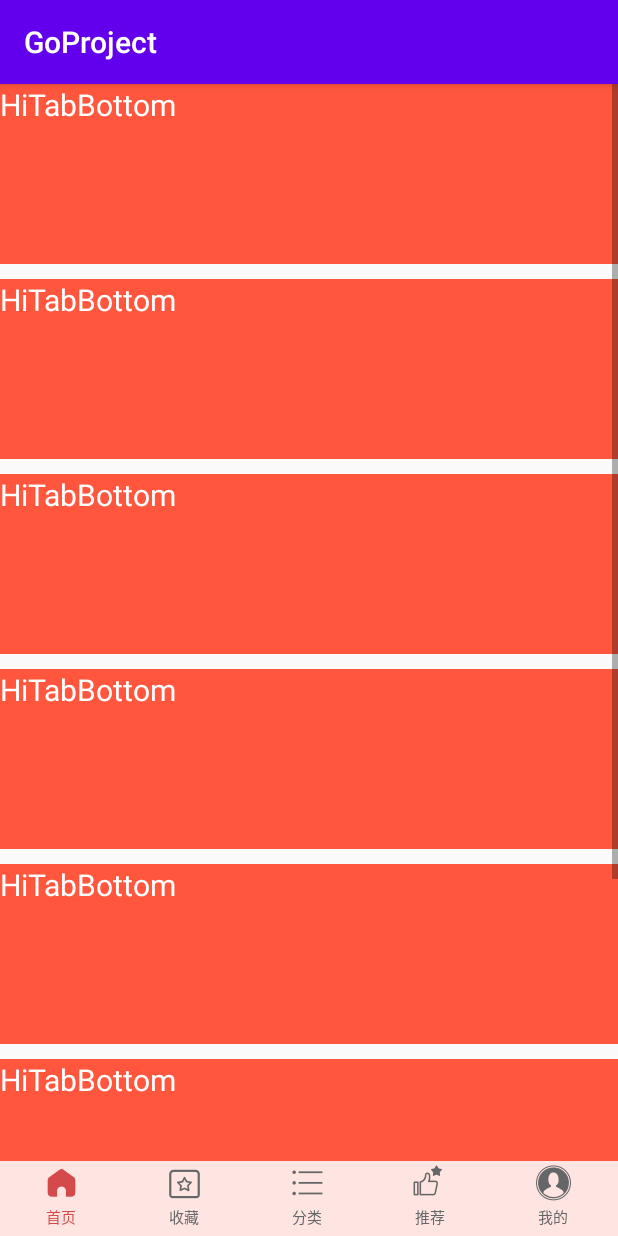
After one commit to GORDENyou/GoProject, an Android app: the GoTabBottomDemoActivity screen opened directly, with no data from a screen before it, on a phone screen of 412 x 824 dp. The commit adds this screen. Run offline under Robolectric (Android 15) with nearby library versions, the phone set to English and light mode, and no system bars.

Commit message:
1.了解了TabBottom 的实现逻辑，解决了一些基本问题Bug。 2.现在需要底部点击突出图标的效果。希望自己先手动实现下！

```diff
--- a/app/build.gradle
+++ b/app/build.gradle
@@ -31,6 +31,7 @@ dependencies {
     implementation 'androidx.appcompat:appcompat:1.1.0'
     implementation 'androidx.constraintlayout:constraintlayout:1.1.3'
     implementation project(path: ':golibrary')
+    implementation project(path: ':goui')
     testImplementation 'junit:junit:4.13'
     androidTestImplementation 'androidx.test.ext:junit:1.1.1'
     androidTestImplementation 'androidx.test.espresso:espresso-core:3.2.0'
--- a/app/src/main/AndroidManifest.xml
+++ b/app/src/main/AndroidManifest.xml
@@ -10,7 +10,8 @@
         android:roundIcon="@mipmap/ic_launcher_round"
         android:supportsRtl="true"
         android:theme="@style/AppTheme">
-        <activity android:name=".demo.GoLogDemoActivity"/>
+        <activity android:name=".demo.tab.GoTabBottomDemoActivity"></activity>
+        <activity android:name=".demo.GoLogDemoActivity" />
         <activity android:name=".MainActivity">
             <intent-filter>
                 <action android:name="android.intent.action.MAIN" />
--- a/app/src/main/java/p/gordenyou/goproject/MainActivity.kt
+++ b/app/src/main/java/p/gordenyou/goproject/MainActivity.kt
@@ -5,11 +5,15 @@ import androidx.appcompat.app.AppCompatActivity
 import android.os.Bundle
 import android.view.View
 import p.gordenyou.goproject.demo.GoLogDemoActivity
+import p.gordenyou.goproject.demo.tab.GoTabBottomDemoActivity
+import p.gordenyou.goui.tab.bottom.GoTabBottom
+import p.gordenyou.goui.tab.bottom.GoTabBottomInfo
 
 class MainActivity : AppCompatActivity() {
     override fun onCreate(savedInstanceState: Bundle?) {
         super.onCreate(savedInstanceState)
         setContentView(R.layout.activity_main)
+
     }
 
     fun onClick(view: View?) {
@@ -17,6 +21,9 @@ class MainActivity : AppCompatActivity() {
             R.id.tv_hilog -> {
                 startActivity(Intent(this, GoLogDemoActivity::class.java))
             }
+            R.id.tv_bottom -> {
+                startActivity(Intent(this, GoTabBottomDemoActivity::class.java))
+            }
         }
     }
 }
--- /dev/null
+++ b/app/src/main/java/p/gordenyou/goproject/demo/tab/GoTabBottomDemoActivity.kt
@@ -0,0 +1,88 @@
+package p.gordenyou.goproject.demo.tab
+
+import android.os.Bundle
+import android.widget.Toast
+import androidx.appcompat.app.AppCompatActivity
+import p.gordenyou.goproject.R
+import p.gordenyou.goui.tab.bottom.GoTabBottomInfo
+import p.gordenyou.goui.tab.bottom.GoTabBottomLayout
+
+class GoTabBottomDemoActivity : AppCompatActivity() {
+    override fun onCreate(savedInstanceState: Bundle?) {
+        super.onCreate(savedInstanceState)
+        setContentView(R.layout.activity_go_tab_bottom_demo)
+        initTabBottom()
+    }
+
+    private fun initTabBottom() {
+        val goTabBottomLayout: GoTabBottomLayout = findViewById(R.id.gotablayout)
+        goTabBottomLayout.setTabAlpha(0.85f)
+        val bottomInfoList: MutableList<GoTabBottomInfo<*>> = ArrayList()
+        val homeInfo = GoTabBottomInfo(
+            "首页",
+            "fonts/iconfont.ttf",
+            getString(R.string.if_home),
+            null,
+            "#ff656667",
+            "#ffd44949"
+        )
+        val infoRecommend = GoTabBottomInfo(
+            "收藏",
+            "fonts/iconfont.ttf",
+            getString(R.string.if_favorite),
+            null,
+            "#ff656667",
+            "#ffd44949"
+        )
+
+        val infoCategory = GoTabBottomInfo(
+            "分类",
+            "fonts/iconfont.ttf",
+            getString(R.string.if_category),
+            null,
+            "#ff656667",
+            "#ffd44949"
+        )
+//        val bitmap = BitmapFactory.decodeResource(resources, R.drawable.fire, null)
+//
+//        val infoCategory = GoTabBottomInfo<String>(
+//            "分类",
+//            bitmap,
+//            bitmap
+//        )
+        val infoChat = GoTabBottomInfo(
+            "推荐",
+            "fonts/iconfont.ttf",
+            getString(R.string.if_recommend),
+            null,
+            "#ff656667",
+            "#ffd44949"
+        )
+        val infoProfile = GoTabBottomInfo(
+            "我的",
+            "fonts/iconfont.ttf",
+            getString(R.string.if_profile),
+            null,
+            "#ff656667",
+            "#ffd44949"
+        )
+
+        bottomInfoList.add(homeInfo)
+        bottomInfoList.add(infoRecommend)
+        bottomInfoList.add(infoCategory)
+        bottomInfoList.add(infoChat)
+        bottomInfoList.add(infoProfile)
+        goTabBottomLayout.inflateInfo(bottomInfoList)
+//        Handler().postDelayed(Runnable {
+//            infoList.removeAt(1)
+//            hiTabBottomLayout.inflateInfo(infoList)
+//            hiTabBottomLayout.defaultSelected(homeInfo)
+//        },2000)
+        goTabBottomLayout.addTabSelectedChangeListener { _, _, nextInfo ->
+            Toast.makeText(this@GoTabBottomDemoActivity, nextInfo.name, Toast.LENGTH_SHORT).show()
+        }
+
+        goTabBottomLayout.defaultSelected(homeInfo)
+    }
+
+}
--- /dev/null
+++ b/app/src/main/res/layout/activity_go_tab_bottom_demo.xml
@@ -0,0 +1,92 @@
+<?xml version="1.0" encoding="utf-8"?>
+<p.gordenyou.goui.tab.bottom.GoTabBottomLayout xmlns:android="http://schemas.android.com/apk/res/android"
+    xmlns:app="http://schemas.android.com/apk/res-auto"
+    xmlns:tools="http://schemas.android.com/tools"
+    android:id="@+id/gotablayout"
+    android:layout_width="match_parent"
+    android:layout_height="match_parent"
+    tools:context="p.gordenyou.goproject.demo.tab.GoTabBottomDemoActivity">
+
+    <ScrollView
+        android:layout_width="match_parent"
+        android:layout_height="match_parent">
+
+        <LinearLayout
+            android:layout_width="match_parent"
+            android:layout_height="wrap_content"
+            android:orientation="vertical">
+
+            <TextView
+                android:layout_width="match_parent"
+                android:layout_height="120dp"
+                android:layout_marginBottom="10dp"
+                android:background="#ff563d"
+                android:text="HiTabBottom"
+                android:textColor="@android:color/white"
+                android:textSize="20dp" />
+
+            <TextView
+                android:layout_width="match_parent"
+                android:layout_height="120dp"
+                android:layout_marginBottom="10dp"
+                android:background="#ff563d"
+                android:text="HiTabBottom"
+                android:textColor="@android:color/white"
+                android:textSize="20dp" />
+
+            <TextView
+                android:layout_width="match_parent"
+                android:layout_height="120dp"
+                android:layout_marginBottom="10dp"
+                android:background="#ff563d"
+                android:text="HiTabBottom"
+                android:textColor="@android:color/white"
+                android:textSize="20dp" />
+
+            <TextView
+                android:layout_width="match_parent"
+                android:layout_height="120dp"
+                android:layout_marginBottom="10dp"
+                android:background="#ff563d"
+                android:text="HiTabBottom"
+                android:textColor="@android:color/white"
+                android:textSize="20dp" />
+
+            <TextView
+                android:layout_width="match_parent"
+                android:layout_height="120dp"
+                android:layout_marginBottom="10dp"
+                android:background="#ff563d"
+                android:text="HiTabBottom"
+                android:textColor="@android:color/white"
+                android:textSize="20dp" />
+
+            <TextView
+                android:layout_width="match_parent"
+                android:layout_height="120dp"
+                android:layout_marginBottom="10dp"
+                android:background="#ff563d"
+                android:text="HiTabBottom"
+                android:textColor="@android:color/white"
+                android:textSize="20dp" />
+
+            <TextView
+                android:layout_width="match_parent"
+                android:layout_height="120dp"
+                android:layout_marginBottom="10dp"
+                android:background="#ff563d"
+                android:text="HiTabBottom"
+                android:textColor="@android:color/white"
+                android:textSize="20dp" />
+
+            <TextView
+                android:layout_width="match_parent"
+                android:layout_height="120dp"
+                android:layout_marginBottom="10dp"
+                android:background="#ff563d"
+                android:text="HiTabBottom"
+                android:textColor="@android:color/white"
+                android:textSize="20dp" />
+        </LinearLayout>
+    </ScrollView>
+</p.gordenyou.goui.tab.bottom.GoTabBottomLayout>
--- a/app/src/main/res/layout/activity_main.xml
+++ b/app/src/main/res/layout/activity_main.xml
@@ -12,7 +12,20 @@
         android:layout_height="wrap_content"
         android:layout_marginTop="30dp"
         android:onClick="onClick"
-        android:text="HiLog"
+        android:text="GoLog"
+        android:textColor="#0077cc"
+        android:textSize="20dp"
+        app:layout_constraintLeft_toLeftOf="parent"
+        app:layout_constraintRight_toRightOf="parent"
+        app:layout_constraintTop_toTopOf="parent" />
+
+    <TextView
+        android:id="@+id/tv_bottom"
+        android:layout_width="wrap_content"
+        android:layout_height="wrap_content"
+        android:layout_marginTop="100dp"
+        android:onClick="onClick"
+        android:text="GoTabBottom"
         android:textColor="#0077cc"
         android:textSize="20dp"
         app:layout_constraintLeft_toLeftOf="parent"
--- a/app/src/main/res/values/strings.xml
+++ b/app/src/main/res/values/strings.xml
@@ -1,3 +1,10 @@
 <resources>
     <string name="app_name">GoProject</string>
+    <string name="if_home">&#xe8c6;</string>
+    <string name="if_recommend">&#xe63f;</string>
+    <string name="if_chat">&#xe63c;</string>
+    <string name="if_profile">&#xe634;</string>
+    <string name="if_category">&#xf00a6;</string>
+    <string name="if_favorite">&#xe639;</string>
+    <string name="if_favorite1">&#xe620;</string>
 </resources>
--- /dev/null
+++ b/golibrary/src/main/java/p/gordenyou/golibrary/util/GoViewUtil.java
@@ -0,0 +1,39 @@
+package p.gordenyou.golibrary.util;
+
+import android.view.View;
+import android.view.ViewGroup;
+
+import androidx.annotation.Nullable;
+
+import java.util.ArrayDeque;
+import java.util.Deque;
+
+public class GoViewUtil {
+    /**
+     * 获取指定类型的子View
+     *
+     * @param group viewGroup
+     * @param cls   如：RecyclerView.class
+     * @param <T>
+     * @return 指定类型的View
+     */
+    public static <T> T findTypeView(@Nullable ViewGroup group, Class<T> cls) {
+        if (group == null) {
+            return null;
+        }
+        Deque<View> deque = new ArrayDeque<>();
+        deque.add(group);
+        while (!deque.isEmpty()) {
+            View node = deque.removeFirst();
+            if (cls.isInstance(node)) {
+                return cls.cast(node);
+            } else if (node instanceof ViewGroup) {
+                ViewGroup container = (ViewGroup) node;
+                for (int i = 0, count = container.getChildCount(); i < count; i++) {
+                    deque.add(container.getChildAt(i));
+                }
+            }
+        }
+        return null;
+    }
+}
--- a/goui/build.gradle
+++ b/goui/build.gradle
@@ -33,4 +33,6 @@ dependencies {
     androidTestImplementation 'androidx.test.ext:junit:1.1.1'
     androidTestImplementation 'androidx.test.espresso:espresso-core:3.2.0'
 
+    implementation project(path: ':golibrary')
+    implementation "androidx.recyclerview:recyclerview:1.1.0"
 }
--- a/goui/src/main/java/p/gordenyou/goui/tab/bottom/GoTabBottom.java
+++ b/goui/src/main/java/p/gordenyou/goui/tab/bottom/GoTabBottom.java
@@ -6,6 +6,7 @@ import android.graphics.Typeface;
 import android.text.TextUtils;
 import android.util.AttributeSet;
 import android.view.LayoutInflater;
+import android.view.ViewGroup;
 import android.widget.ImageView;
 import android.widget.RelativeLayout;
 import android.widget.TextView;
@@ -35,6 +36,22 @@ public class GoTabBottom extends RelativeLayout implements IGoTab<GoTabBottomInf
     public GoTabBottom(Context context, AttributeSet attrs, int defStyleAttr) {
         super(context, attrs, defStyleAttr);
         init();
+    }
+
+    public GoTabBottomInfo<?> getTabInfo() {
+        return tabInfo;
+    }
+
+    public ImageView getTabImageView() {
+        return tabImageView;
+    }
+
+    public TextView getTabIconView() {
+        return tabIconView;
+    }
+
+    public TextView getTabNameView() {
+        return tabNameView;
     }
 
     private void init() {
@@ -79,17 +96,19 @@ public class GoTabBottom extends RelativeLayout implements IGoTab<GoTabBottomInf
                 tabIconView.setTextColor(getTextColor(tabInfo.defaultColor));
                 tabNameView.setTextColor(getTextColor(tabInfo.defaultColor));
             }
-        } else if(tabInfo.tabType == GoTabBottomInfo.TabType.BITMAP){
-            if(init){
+        } else if (tabInfo.tabType == GoTabBottomInfo.TabType.BITMAP) {
+            if (init) {
                 tabIconView.setVisibility(GONE);
                 tabImageView.setVisibility(VISIBLE);
-                if(TextUtils.isEmpty(tabInfo.name)){
+                if (TextUtils.isEmpty(tabInfo.name)) {
                     tabNameView.setText(tabInfo.name);
                 }
             }
 
-            if(selected){
-                // todo
+            if (selected) {
+                tabImageView.setImageBitmap(tabInfo.selectedBitmap);
+            } else {
+                tabImageView.setImageBitmap(tabInfo.defaultBitmap);
             }
         }
     }
@@ -103,13 +122,26 @@ public class GoTabBottom extends RelativeLayout implements IGoTab<GoTabBottomInf
         }
     }
 
+    // 重新设置某个 Tab 的高度
     @Override
     public void resetHeight(int height) {
-
+        ViewGroup.LayoutParams layoutParams = getLayoutParams();
+        layoutParams.height = height;
+        setLayoutParams(layoutParams);
+        getTabNameView().setVisibility(GONE);
     }
 
     @Override
     public void onTabSelectedChange(int index, @NotNull GoTabBottomInfo<?> prevInfo, @NotNull GoTabBottomInfo<?> nextInfo) {
+        if (prevInfo != tabInfo && nextInfo != tabInfo || prevInfo == nextInfo) {
+            return;
+        }
 
+        // todo 这里其实没有理解什么意思
+        if (prevInfo == tabInfo) {
+            inflateInfo(false, false);
+        } else {
+            inflateInfo(true, false);
+        }
     }
 }
--- /dev/null
+++ b/goui/src/main/java/p/gordenyou/goui/tab/bottom/GoTabBottomLayout.java
@@ -0,0 +1,201 @@
+package p.gordenyou.goui.tab.bottom;
+
+import android.content.Context;
+import android.graphics.Color;
+import android.util.AttributeSet;
+import android.view.Gravity;
+import android.view.LayoutInflater;
+import android.view.View;
+import android.view.ViewGroup;
+import android.widget.AbsListView;
+import android.widget.FrameLayout;
+import android.widget.ScrollView;
+
+import androidx.annotation.NonNull;
+import androidx.annotation.Nullable;
+import androidx.recyclerview.widget.RecyclerView;
+
+import org.jetbrains.annotations.NotNull;
+
+import java.util.ArrayList;
+import java.util.List;
+
+import p.gordenyou.golibrary.util.GoDisplayUtil;
+import p.gordenyou.golibrary.util.GoViewUtil;
+import p.gordenyou.goui.R;
+import p.gordenyou.goui.tab.common.IGoTabLayout;
+
+/**
+ * 这是我们最外层的容器控件
+ */
+public class GoTabBottomLayout extends FrameLayout implements IGoTabLayout<GoTabBottom, GoTabBottomInfo<?>> {
+
+    private List<OnTabSelectedListener<GoTabBottomInfo<?>>> tabSelectedChangeListeners = new ArrayList<>();
+    private GoTabBottomInfo<?> selectedInfo;
+    private float bottomAlpha = 1f;
+    //TabBottom高度
+    private static float tabBottomHeight = 50;
+    //TabBottom的头部线条高度
+    private float bottomLineHeight = 0.5f;
+    //TabBottom的头部线条颜色
+    private String bottomLineColor = "#dfe0e1";
+    private List<GoTabBottomInfo<?>> infoList;
+
+    public GoTabBottomLayout(@NonNull Context context) {
+        this(context, null);
+    }
+
+    public GoTabBottomLayout(@NonNull Context context, @Nullable AttributeSet attrs) {
+        this(context, attrs, 0);
+    }
+
+    public GoTabBottomLayout(@NonNull Context context, @Nullable AttributeSet attrs, int defStyleAttr) {
+        super(context, attrs, defStyleAttr);
+    }
+
+    // 由于我们需要在 finTab() 通过数据寻找 Tab ，所以我们需要能够快速的找到 TabBottomLayout
+    @Override
+    public GoTabBottom findTab(@NotNull GoTabBottomInfo<?> tabBottomInfo) {
+        ViewGroup view = findViewWithTag(TAG_TAB_BOTTOM);
+        for (int i = 0; i < view.getChildCount(); i++) {
+            View child = view.getChildAt(i);
+            if (child instanceof GoTabBottom) {
+                GoTabBottom tabBottom = (GoTabBottom) child;
+                if (tabBottom.getTabInfo() == tabBottomInfo) return tabBottom;
+            }
+        }
+        return null;
+    }
+
+    @Override
+    public void addTabSelectedChangeListener(OnTabSelectedListener<GoTabBottomInfo<?>> listener) {
+        tabSelectedChangeListeners.add(listener);
+    }
+
+    @Override
+    public void defaultSelected(@NotNull GoTabBottomInfo<?> defaultInfo) {
+        onSelected(defaultInfo);
+    }
+
+    public void setTabAlpha(float alpha) {
+        this.bottomAlpha = alpha;
+    }
+
+    public static void setTabHeight(float tabHeight) {
+        GoTabBottomLayout.tabBottomHeight = tabHeight;
+    }
+
+    public void setBottomLineHeight(float bottomLineHeight) {
+        this.bottomLineHeight = bottomLineHeight;
+    }
+
+    public void setBottomLineColor(String bottomLineColor) {
+        this.bottomLineColor = bottomLineColor;
+    }
+
+    private static final String TAG_TAB_BOTTOM = "TAG_TAB_BOTTOM";
+
+    @Override
+    public void inflateInfo(@NotNull List<GoTabBottomInfo<?>> infoList) {
+        if (infoList.isEmpty()) {
+            return;
+        }
+        this.infoList = infoList;
+
+        // todo 防止重复添加，我们需要将之前添加的控件移除
+        // 第 0 个 View 是我们的列表，不能移除
+        for (int i = getChildCount() - 1; i > 0; i--) {
+            removeViewAt(i);
+        }
+        selectedInfo = null;
+        addBackground();
+
+        // 移除 TabListener
+        tabSelectedChangeListeners.clear();
+
+        // 我们将 Tab 和背景放在同一个容器里
+        // 为什么不用 LinearLayout? 因为动态改变 child 高度后 Gravity 会失效。
+        FrameLayout frameLayout = new FrameLayout(getContext());
+        // 添加底部 TabBottom 的标签
+        frameLayout.setTag(TAG_TAB_BOTTOM);
+
+        int width = GoDisplayUtil.getDisplayWidthInPx(getContext()) / infoList.size();
+        int height = GoDisplayUtil.dp2px(tabBottomHeight, getResources());
+        for (int i = 0; i < infoList.size(); i++) {
+            final GoTabBottomInfo<?> info = infoList.get(i);
+            LayoutParams layoutParams = new LayoutParams(width, height);
+            layoutParams.gravity = Gravity.BOTTOM;
+            layoutParams.leftMargin = i * width;
+
+            GoTabBottom goTabBottom = new GoTabBottom(getContext());
+            tabSelectedChangeListeners.add(goTabBottom);
+            goTabBottom.setGoTabInfo(info);
+            frameLayout.addView(goTabBottom, layoutParams);
+            goTabBottom.setOnClickListener(new OnClickListener() {
+                @Override
+                public void onClick(View v) {
+                    onSelected(info);
+                }
+            });
+        }
+
+        LayoutParams flParams = new LayoutParams(LayoutParams.MATCH_PARENT, LayoutParams.WRAP_CONTENT);
+        flParams.gravity = Gravity.BOTTOM;
+        // 添加分割线
+        addBottomLine();
+        addView(frameLayout, flParams);
+
+        fixContentView();
+    }
+
+    private void addBottomLine() {
+        View bottomLine = new View(getContext());
+        bottomLine.setBackgroundColor(Color.parseColor(bottomLineColor));
+
+        LayoutParams blParams = new LayoutParams(ViewGroup.LayoutParams.MATCH_PARENT, GoDisplayUtil.dp2px(bottomLineHeight, getResources()));
+        blParams.gravity = Gravity.BOTTOM;
+        blParams.bottomMargin = GoDisplayUtil.dp2px(tabBottomHeight - bottomLineHeight, getResources());
+        addView(bottomLine, blParams);
+        bottomLine.setAlpha(bottomAlpha);
+    }
+
+    private void onSelected(@NotNull GoTabBottomInfo<?> nextInfo) {
+        // 这个是用来做什么的？
+        for (OnTabSelectedListener<GoTabBottomInfo<?>> listener : tabSelectedChangeListeners) {
+            listener.onTabSelectedChange(infoList.indexOf(nextInfo), selectedInfo, nextInfo);
+        }
+        this.selectedInfo = nextInfo;
+    }
+
+    private void addBackground() {
+        View view = LayoutInflater.from(getContext()).inflate(R.layout.go_tab_bottom_bg, null);
+
+        // 两个参数分别为宽和高
+        LayoutParams params = new LayoutParams(ViewGroup.LayoutParams.MATCH_PARENT, GoDisplayUtil.dp2px(tabBottomHeight, getResources()));
+        params.gravity = Gravity.BOTTOM;
+        addView(view, params); // 别忘了添加参数！！！ 解决问题：设置底部导航透明度导致全页面设置。
+        view.setAlpha(bottomAlpha);
+    }
+
+    // 由于我们需要底部导航栏是透明而且对列表没有遮挡，所以我们需要将列表的底部 Padding 设置为 tabBottomHeight！
+    private void fixContentView() {
+        if (!(getChildAt(0) instanceof ViewGroup)) {
+            return;
+        }
+
+        ViewGroup rootView = (ViewGroup) getChildAt(0);
+        ViewGroup targetView = GoViewUtil.findTypeView(rootView, RecyclerView.class );
+
+        if (targetView == null) {
+            targetView = GoViewUtil.findTypeView(rootView, ScrollView.class);
+        }
+        if (targetView == null) {
+            targetView = GoViewUtil.findTypeView(rootView, AbsListView.class);
+        }
+        if (targetView != null) {
+            targetView.setPadding(0, 0, 0, GoDisplayUtil.dp2px(tabBottomHeight, getResources()));
+            // 设置列表不可裁剪 Padding
+            targetView.setClipToPadding(false);
+        }
+    }
+}
--- a/goui/src/main/java/p/gordenyou/goui/tab/common/IGoTab.java
+++ b/goui/src/main/java/p/gordenyou/goui/tab/common/IGoTab.java
@@ -7,7 +7,7 @@ import org.jetbrains.annotations.NotNull;
 /*
 同样的，这里 Tab 中的信息同样用泛型实现，并且实现了 IGoTabLayout 中的内部接口。
  */
-public interface IGoTab<D> extends IGoTabLayout.onTabSelectedListener<D> {
+public interface IGoTab<D> extends IGoTabLayout.OnTabSelectedListener<D> {
 
     // 设置 Tab 信息
     void setGoTabInfo(@NotNull D data);
--- a/goui/src/main/java/p/gordenyou/goui/tab/common/IGoTabLayout.java
+++ b/goui/src/main/java/p/gordenyou/goui/tab/common/IGoTabLayout.java
@@ -3,6 +3,7 @@ package p.gordenyou.goui.tab.common;
 import android.view.ViewGroup;
 
 import org.jetbrains.annotations.NotNull;
+import org.jetbrains.annotations.Nullable;
 
 import java.util.List;
 
@@ -14,13 +15,13 @@ public interface IGoTabLayout<Tab extends ViewGroup, D> {
     Tab findTab(@NotNull D data);
 
     // 添加监听器
-    void addTabSelectedChangeListener(onTabSelectedListener<D> listener);
+    void addTabSelectedChangeListener(OnTabSelectedListener<D> listener);
 
     void defaultSelected(@NotNull D defaultInfo);
 
     void inflateInfo(@NotNull List<D> infoList);
 
-    interface onTabSelectedListener<D> {
-        void onTabSelectedChange(int index, @NotNull D prevInfo, @NotNull D nextInfo);
+    interface OnTabSelectedListener<D> {
+        void onTabSelectedChange(int index, @Nullable D prevInfo, @NotNull D nextInfo);
     }
 }
--- /dev/null
+++ b/goui/src/main/res/layout/go_tab_bottom_bg.xml
@@ -0,0 +1,5 @@
+<?xml version="1.0" encoding="utf-8"?>
+<View xmlns:android="http://schemas.android.com/apk/res/android"
+    android:layout_width="match_parent"
+    android:layout_height="match_parent"
+    android:background="@android:color/white" />
```
Also changed, not shown: app/src/main/assets/fonts/iconfont.ttf (added), 1 other file.
